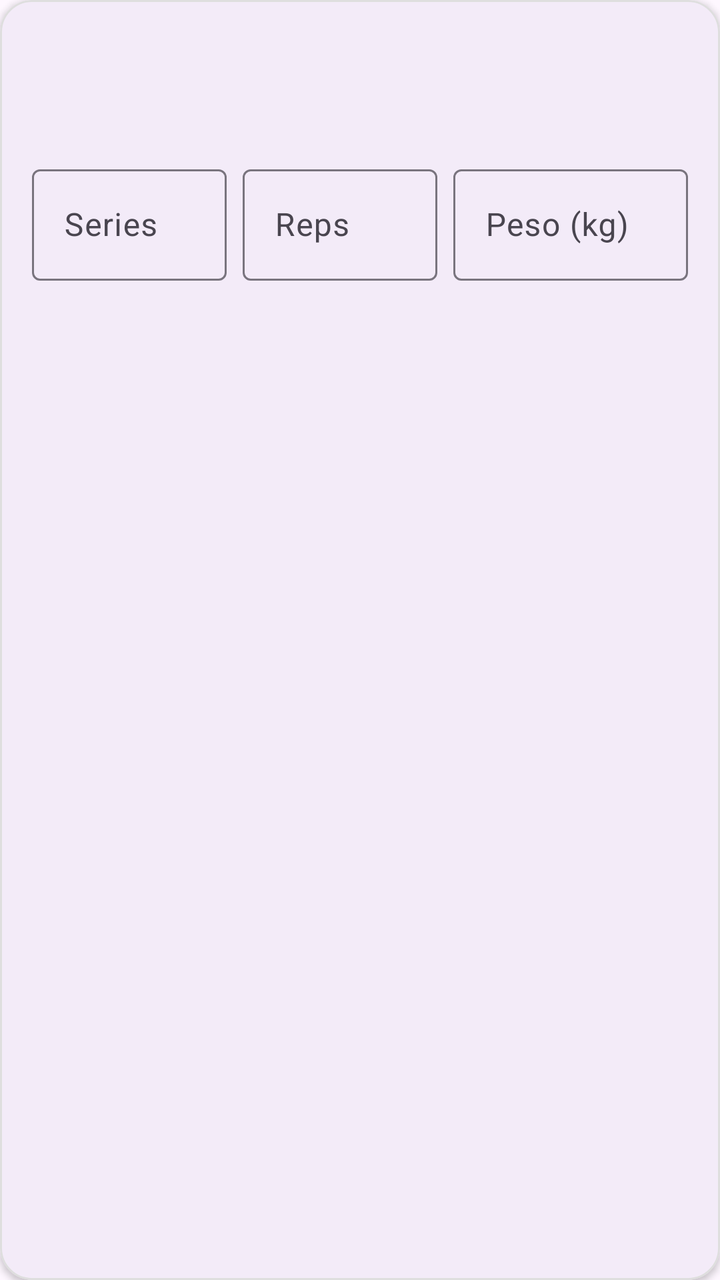
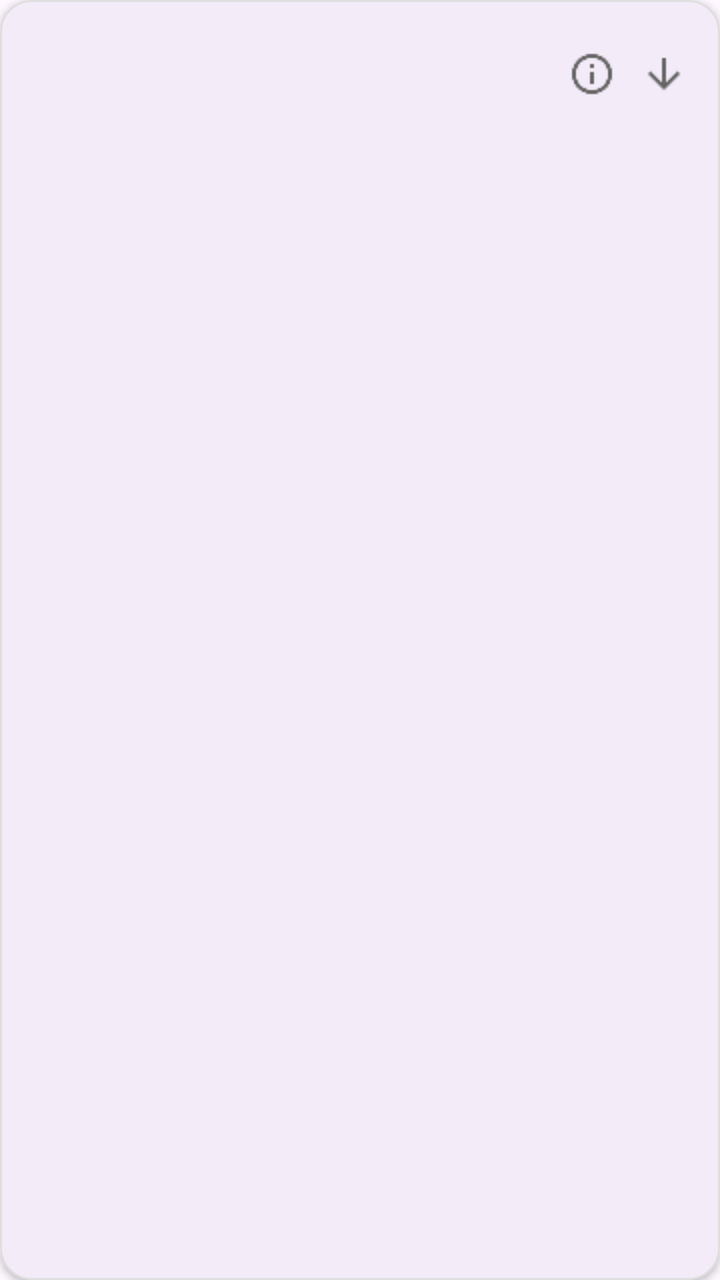

The first picture is an Android layout as it rendered before a commit; the second is the same layout after the commit. The layout source and the unified diff follow.
<!-- AndroidManifest.xml: application theme Theme.FitJourney -->
<!-- res/layout/viewholder_workout_input.xml -->
<?xml version="1.0" encoding="utf-8"?>
<com.google.android.material.card.MaterialCardView xmlns:android="http://schemas.android.com/apk/res/android"
    xmlns:app="http://schemas.android.com/apk/res-auto"
    android:layout_width="match_parent"
    android:layout_height="wrap_content"
    android:layout_marginHorizontal="16dp"
    android:layout_marginBottom="16dp"
    app:cardBackgroundColor="?attr/colorSurface"
    app:cardCornerRadius="16dp"
    app:cardElevation="2dp"
    app:strokeColor="@color/stroke"
    app:strokeWidth="1dp">

    <LinearLayout
        android:layout_width="match_parent"
        android:layout_height="wrap_content"
        android:orientation="vertical"
        android:padding="16dp">

        <TextView
            android:id="@+id/tvWorkoutExerciseName"
            android:layout_width="match_parent"
            android:layout_height="wrap_content"
            android:textColor="@color/mainrosa"
            android:textSize="18sp"
            android:textStyle="bold" />

        <TextView
            android:id="@+id/tvTargetGoal"
            android:layout_width="match_parent"
            android:layout_height="wrap_content"
            android:layout_marginTop="4dp"
            android:textColor="@color/textSecondary"
            android:textSize="14sp" />

        <LinearLayout
            android:layout_width="match_parent"
            android:layout_height="wrap_content"
            android:layout_marginTop="16dp"
            android:baselineAligned="false"
            android:orientation="horizontal">

            <com.google.android.material.textfield.TextInputLayout
                android:layout_width="0dp"
                android:layout_height="wrap_content"
                android:layout_marginEnd="8dp"
                android:layout_weight="1"
                android:hint="Series">

                <com.google.android.material.textfield.TextInputEditText
                    android:id="@+id/etActualSets"
                    android:layout_width="match_parent"
                    android:layout_height="wrap_content"
                    android:inputType="number" />
            </com.google.android.material.textfield.TextInputLayout>

            <com.google.android.material.textfield.TextInputLayout
                android:layout_width="0dp"
                android:layout_height="wrap_content"
                android:layout_marginEnd="8dp"
                android:layout_weight="1"
                android:hint="Reps">

                <com.google.android.material.textfield.TextInputEditText
                    android:id="@+id/etActualReps"
                    android:layout_width="match_parent"
                    android:layout_height="wrap_content"
                    android:inputType="number" />
            </com.google.android.material.textfield.TextInputLayout>

            <com.google.android.material.textfield.TextInputLayout
                android:layout_width="0dp"
                android:layout_height="wrap_content"
                android:layout_weight="1.2"
                android:hint="Peso (kg)">

                <com.google.android.material.textfield.TextInputEditText
                    android:id="@+id/etActualWeight"
                    android:layout_width="match_parent"
                    android:layout_height="wrap_content"
                    android:inputType="numberDecimal" />
            </com.google.android.material.textfield.TextInputLayout>
        </LinearLayout>
    </LinearLayout>
</com.google.android.material.card.MaterialCardView>
<!-- resources referenced by this layout -->
<resources>
  <color name="mainrosa">#FF00DD</color>
  <color name="stroke">#DEDEDE</color>
  <color name="textSecondary">#666666</color>
  <style name="Theme.FitJourney" parent="Base.Theme.FitJourney">
  
          <item name="android:statusBarColor">@color/fondo</item>
  
          <item name="android:windowLightStatusBar">true</item>
  
      </style>
  <style name="Base.Theme.FitJourney" parent="Theme.Material3.DayNight.NoActionBar">
  
      </style>
  <color name="fondo">#FFFFFF</color>
</resources>

<!-- the commit's change to res/layout/viewholder_workout_input.xml (unified diff, before → after) -->
@@ -4,7 +4,7 @@
     android:layout_width="match_parent"
     android:layout_height="wrap_content"
     android:layout_marginHorizontal="16dp"
-    android:layout_marginBottom="16dp"
+    android:layout_marginBottom="12dp"
     app:cardBackgroundColor="?attr/colorSurface"
     app:cardCornerRadius="16dp"
     app:cardElevation="2dp"
@@ -14,72 +14,78 @@
     <LinearLayout
         android:layout_width="match_parent"
         android:layout_height="wrap_content"
-        android:orientation="vertical"
-        android:padding="16dp">
+        android:orientation="vertical">
 
-        <TextView
-            android:id="@+id/tvWorkoutExerciseName"
+        <LinearLayout
+            android:id="@+id/llExerciseHeader"
             android:layout_width="match_parent"
             android:layout_height="wrap_content"
-            android:textColor="@color/mainrosa"
-            android:textSize="18sp"
-            android:textStyle="bold" />
+            android:background="?attr/selectableItemBackground"
+            android:gravity="center_vertical"
+            android:orientation="horizontal"
+            android:padding="16dp">
 
-        <TextView
-            android:id="@+id/tvTargetGoal"
+            <LinearLayout
+                android:layout_width="0dp"
+                android:layout_height="wrap_content"
+                android:layout_weight="1"
+                android:orientation="vertical">
+
+                <TextView
+                    android:id="@+id/tvWorkoutExerciseName"
+                    android:layout_width="wrap_content"
+                    android:layout_height="wrap_content"
+                    android:textColor="@color/mainrosa"
+                    android:textSize="17sp"
+                    android:textStyle="bold" />
+
+                <TextView
+                    android:id="@+id/tvTargetGoal"
+                    android:layout_width="wrap_content"
+                    android:layout_height="wrap_content"
+                    android:layout_marginTop="2dp"
+                    android:textColor="@color/textSecondary"
+                    android:textSize="13sp" />
+
+            </LinearLayout>
+
+            <ImageView
+                android:id="@+id/ivExerciseInfo"
+                android:layout_width="32dp"
+                android:layout_height="32dp"
+                android:layout_marginEnd="8dp"
+                android:background="?attr/selectableItemBackgroundBorderless"
+                android:contentDescription="Info"
+                android:padding="4dp"
+                android:src="@drawable/ic_info"
+                app:tint="@color/textSecondary" />
+
+            <ImageView
+                android:id="@+id/ivExpandArrow"
+                android:layout_width="24dp"
+                android:layout_height="24dp"
+                android:contentDescription="Expandir"
+                android:src="@drawable/ic_arrow_back"
+                android:rotation="270"
+                app:tint="@color/textSecondary" />
+
+        </LinearLayout>
+
+        <View
+            android:id="@+id/dividerExercise"
+            android:layout_width="match_parent"
+            android:layout_height="1dp"
+            android:background="@color/stroke"
+            android:visibility="gone" />
+
+        <LinearLayout
+            android:id="@+id/llSeriesContainer"
             android:layout_width="match_parent"
             android:layout_height="wrap_content"
-            android:layout_marginTop="4dp"
-            android:textColor="@color/textSecondary"
-            android:textSize="14sp" />
+            android:orientation="vertical"
+            android:paddingBottom="8dp"
+            android:visibility="gone" />
 
-        <LinearLayout
-            android:layout_width="match_parent"
-            android:layout_height="wrap_content"
-            android:layout_marginTop="16dp"
-            android:baselineAligned="false"
-            android:orientation="horizontal">
+    </LinearLayout>
 
-            <com.google.android.material.textfield.TextInputLayout
-                android:layout_width="0dp"
-                android:layout_height="wrap_content"
-                android:layout_marginEnd="8dp"
-                android:layout_weight="1"
-                android:hint="Series">
-
-                <com.google.android.material.textfield.TextInputEditText
-                    android:id="@+id/etActualSets"
-                    android:layout_width="match_parent"
-                    android:layout_height="wrap_content"
-                    android:inputType="number" />
-            </com.google.android.material.textfield.TextInputLayout>
-
-            <com.google.android.material.textfield.TextInputLayout
-                android:layout_width="0dp"
-                android:layout_height="wrap_content"
-                android:layout_marginEnd="8dp"
-                android:layout_weight="1"
-                android:hint="Reps">
-
-                <com.google.android.material.textfield.TextInputEditText
-                    android:id="@+id/etActualReps"
-                    android:layout_width="match_parent"
-                    android:layout_height="wrap_content"
-                    android:inputType="number" />
-            </com.google.android.material.textfield.TextInputLayout>
-
-            <com.google.android.material.textfield.TextInputLayout
-                android:layout_width="0dp"
-                android:layout_height="wrap_content"
-                android:layout_weight="1.2"
-                android:hint="Peso (kg)">
-
-                <com.google.android.material.textfield.TextInputEditText
-                    android:id="@+id/etActualWeight"
-                    android:layout_width="match_parent"
-                    android:layout_height="wrap_content"
-                    android:inputType="numberDecimal" />
-            </com.google.android.material.textfield.TextInputLayout>
-        </LinearLayout>
-    </LinearLayout>
 </com.google.android.material.card.MaterialCardView>
<!-- resource entries referenced after the edit -->
@@ -3,6 +3,8 @@
   <color name="mainrosa">#FF00DD</color>
   <color name="stroke">#DEDEDE</color>
   <color name="textSecondary">#666666</color>
+  <!-- drawable ic_arrow_back: png bitmap (drawable, 296 bytes) -->
+  <!-- drawable ic_info: png bitmap (drawable, 533 bytes) -->
   <style name="Theme.FitJourney" parent="Base.Theme.FitJourney">
   
           <item name="android:statusBarColor">@color/fondo</item>
